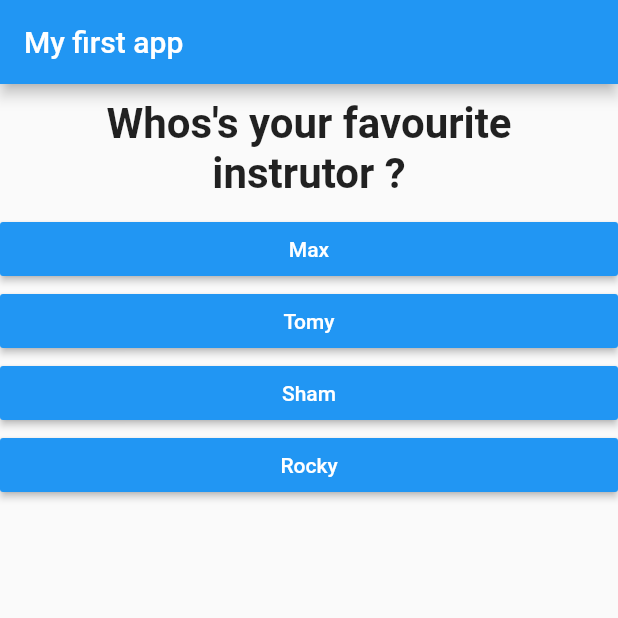
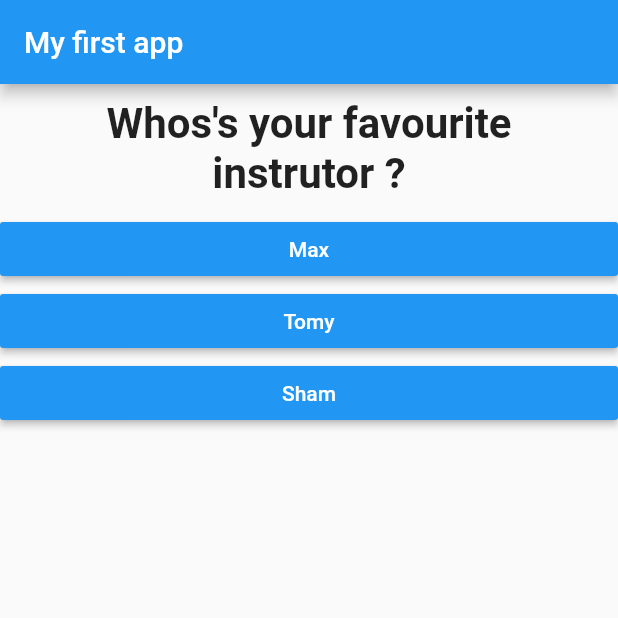
Before and after one commit to amitsingh0823/flutter_complete_guide, a Flutter app: the screen it shows after launch, after a tap on "black", after a tap on "Snake", on a phone screen of 412 x 824 dp, the top half of it. Run offline on Flutter 3.47's test engine with Material 2 defaults, Android fonts, the phone set to English and light mode, and no system bars.

```diff
--- a/lib/main.dart
+++ b/lib/main.dart
@@ -15,20 +15,7 @@ class MyApp extends StatefulWidget {
 }
 
 class _MyAppState extends State<MyApp> {
-  var _questionIndex = 0;
-  void _answerQuestion() {
-    setState(() {
-      _questionIndex++;
-    });
-
-    print(_questionIndex);
-    // print('Answer chose!');
-  }
-
-  // This widget is the root of your application.
-  @override
-  Widget build(BuildContext context) {
-    var questions = [
+  final questions = [
     {
       'questionText': 'What\'s your favourite colour ?',
       'answers': ['black', 'red', 'green', 'white'],
@@ -39,15 +26,32 @@ class _MyAppState extends State<MyApp> {
     },
     {
       'questionText': 'Whos\'s your favourite instrutor ?',
-        'answers': ['Max', 'Tomy', 'Sham', 'Rocky'],
+      'answers': ['Max', 'Tomy', 'Sham'],
     },
   ];
+  var _questionIndex = 0;
+  void _answerQuestion() {
+    setState(() {
+      _questionIndex++;
+    });
+    print(_questionIndex);
+    if (_questionIndex < questions.length) {
+      print("We have more questions!");
+    }
+
+    // print('Answer chose!');
+  }
+
+  // This widget is the root of your application.
+  @override
+  Widget build(BuildContext context) {
     return MaterialApp(
       home: Scaffold(
         appBar: AppBar(
           title: Text('My first app'),
         ),
-        body: Column(
+        body: _questionIndex < questions.length
+            ? Column(
                 children: [
                   Question(
                     questions[_questionIndex]['questionText'],
@@ -57,6 +61,12 @@ class _MyAppState extends State<MyApp> {
                     return Answer(_answerQuestion, answer);
                   }).toList()
                 ],
+              )
+            : Center(
+                child: Text(
+                  'You did it !',
+                  style: TextStyle(fontSize: 20),
+                ),
               ),
       ),
     );
```
Lines whose indentation alone changed are shown as unchanged.
